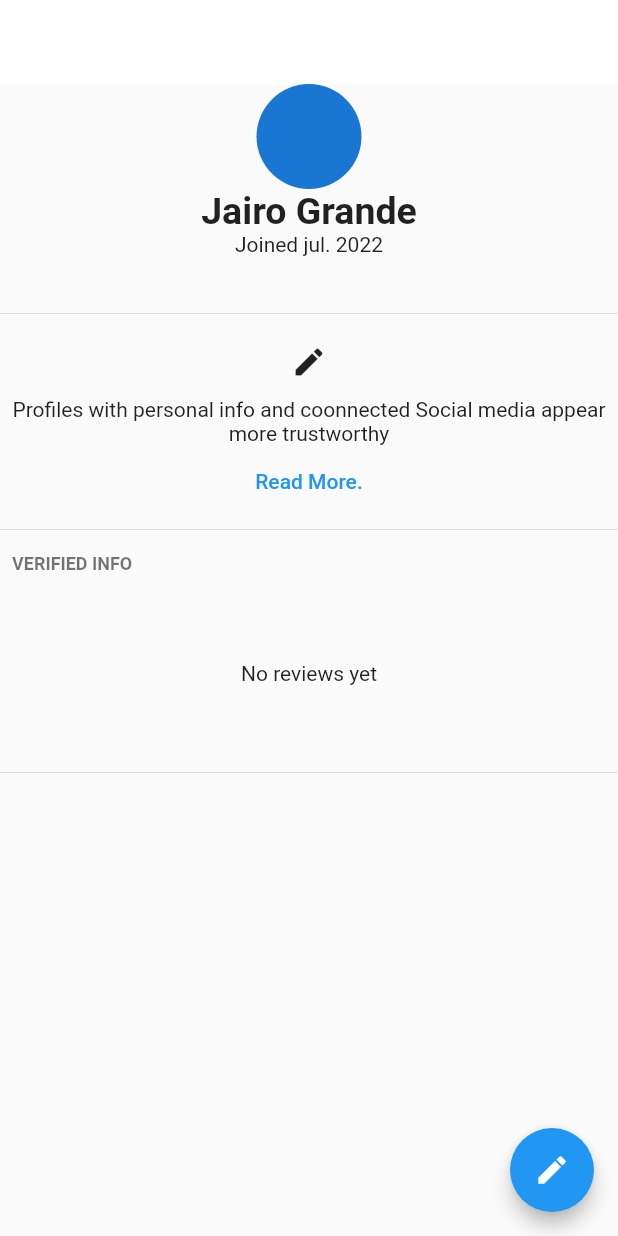
After one commit to Jairo-Grande/AppDataUser, a Flutter app: the UserDetails screen opened by its route, on a phone screen of 412 x 824 dp. The commit adds this screen. Run offline on Flutter 3.47's test engine with Material 2 defaults, Android fonts, the phone set to English and light mode, and no system bars; our stand-ins replace bloc, equatable, flutter_bloc; network calls fail.

Commit message:
pagina de historial con servicio terminado, se inicia el trabajo con UserDetails

```diff
--- a/lib/src/core/global/enviroment.dart
+++ b/lib/src/core/global/enviroment.dart
@@ -1,5 +1,4 @@
 class RutasUsuario {
   static const String baseUrl =
-      //"https://double-v-partners-default-rtdb.firebaseio.com/.json";
-      "https://double-v-partners-default-rtdb.firebaseio.com/.jsons";
+      "https://double-v-partners-default-rtdb.firebaseio.com/.json";
 }
--- /dev/null
+++ b/lib/src/features/historial/view/pages/user_details_page.dart
@@ -0,0 +1,81 @@
+import 'package:flutter/material.dart';
+
+class UserDetails extends StatelessWidget {
+  const UserDetails({super.key});
+
+  @override
+  Widget build(BuildContext context) {
+    return Scaffold(
+      appBar: AppBar(
+        elevation: 0,
+        backgroundColor: Colors.white,
+      ),
+      body: SafeArea(
+        child: Column(
+          mainAxisAlignment: MainAxisAlignment.start,
+          children: [
+            SizedBox(
+                child: Column(
+              children: const [
+                CircleAvatar(
+                  radius: 35,
+                ),
+                Text("Jairo Grande",
+                    style:
+                        TextStyle(fontWeight: FontWeight.bold, fontSize: 25)),
+                Text("Joined jul. 2022"),
+                SizedBox(
+                  height: 30,
+                )
+              ],
+            )),
+            const Divider(),
+            SizedBox(
+              child: Column(children: [
+                IconButton(
+                    icon: const Icon(Icons.edit),
+                    onPressed: () {
+                      print("Edit Button");
+                    }),
+                const SingleChildScrollView(
+                    child: Text(
+                        "Profiles with personal info and coonnected Social media appear more trustworthy",
+                        textAlign: TextAlign.center)),
+                TextButton(onPressed: () {}, child: const Text("Read More."))
+              ]),
+            ),
+            const Divider(),
+            Column(
+              mainAxisAlignment: MainAxisAlignment.start,
+              children: [
+                Row(
+                  mainAxisAlignment: MainAxisAlignment.spaceBetween,
+                  children: const [
+                    Padding(
+                      padding: EdgeInsets.all(8.0),
+                      child: Text("VERIFIED INFO",
+                          style: TextStyle(
+                              fontWeight: FontWeight.bold,
+                              color: Colors.black54,
+                              fontSize: 12)),
+                    ),
+                    SizedBox()
+                  ],
+                ),
+                const SizedBox(height: 50),
+                const Text("No reviews yet"),
+                const SizedBox(height: 50),
+                const Divider(),
+              ],
+            )
+          ],
+        ),
+      ),
+      floatingActionButton: FloatingActionButton(
+        elevation: 5,
+        onPressed: () {},
+        child: const Icon(Icons.edit),
+      ),
+    );
+  }
+}
--- a/lib/src/features/new_user_form/bloc/new_user_form/new_user_form_bloc.dart
+++ b/lib/src/features/new_user_form/bloc/new_user_form/new_user_form_bloc.dart
@@ -117,8 +117,8 @@ class NewUserFormBloc extends Bloc<NewUserFormEvent, NewUserFormState> {
       toggleConfirmBotton(event.context);
     } else {
       if (!mounted) return;
+      Navigator.of(event.context).pop();
       resetControllers(event.controllers);
-      Navigator.of(event.context).pop();
       toggleErrorBotton(event.context);
     }
   }
--- a/lib/src/routes/routes.dart
+++ b/lib/src/routes/routes.dart
@@ -1,5 +1,6 @@
 import 'package:flutter/material.dart';
 import 'package:flutter_application_1/src/features/historial/view/pages/historial_page.dart';
+import 'package:flutter_application_1/src/features/historial/view/pages/user_details_page.dart';
 import 'package:flutter_application_1/src/features/home_page/view/pages/home_page.dart';
 import 'package:flutter_application_1/src/features/new_user_form/view/pages/new_user_form.dart';
 
@@ -7,4 +8,5 @@ final Map<String, Widget Function(BuildContext)> appRoutes = {
   'historial': (_) => const HistorialPage(),
   'newUser': (_) => const NewUserFormPage(),
   'home': (_) => const HomePage(),
+  'userDetails': (_) => const UserDetails()
 };
```
Also changed, not shown: lib/src/features/historial/view/pages/historial_page.dart (+14 -9 lines), lib/src/features/historial/view/widgets/custom_profile_card.dart (+20 -9 lines).
